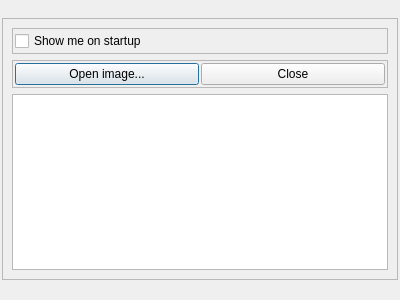
The window that forms/start.ui (isis-group/vast) describes before a commit, drawn with Qt 5.
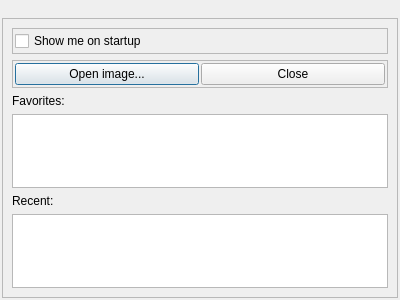
The same window after the commit.

What changed in the file:
```diff
--- a/forms/start.ui
+++ b/forms/start.ui
@@ -111,6 +111,13 @@
         </layout>
        </widget>
       </item>
+      <item>
+       <widget class="QLabel" name="favoritesLabel">
+        <property name="text">
+         <string>Favorites:</string>
+        </property>
+       </widget>
+      </item>
       <item>
        <widget class="QListWidget" name="favList">
         <property name="sizePolicy">
@@ -121,27 +128,19 @@
         </property>
        </widget>
       </item>
+      <item>
+       <widget class="QLabel" name="recentLabel">
+        <property name="text">
+         <string>Recent:</string>
+        </property>
+       </widget>
+      </item>
+      <item>
+       <widget class="QListWidget" name="recentList"/>
+      </item>
      </layout>
     </widget>
    </item>
-   <item>
-    <widget class="QLabel" name="statusLabel">
-     <property name="font">
-      <font>
-       <family>Bitstream Charter</family>
-       <pointsize>10</pointsize>
-       <weight>75</weight>
-       <bold>true</bold>
-      </font>
-     </property>
-     <property name="text">
-      <string/>
-     </property>
-     <property name="alignment">
-      <set>Qt::AlignCenter</set>
-     </property>
-    </widget>
-   </item>
   </layout>
  </widget>
  <resources/>
```
